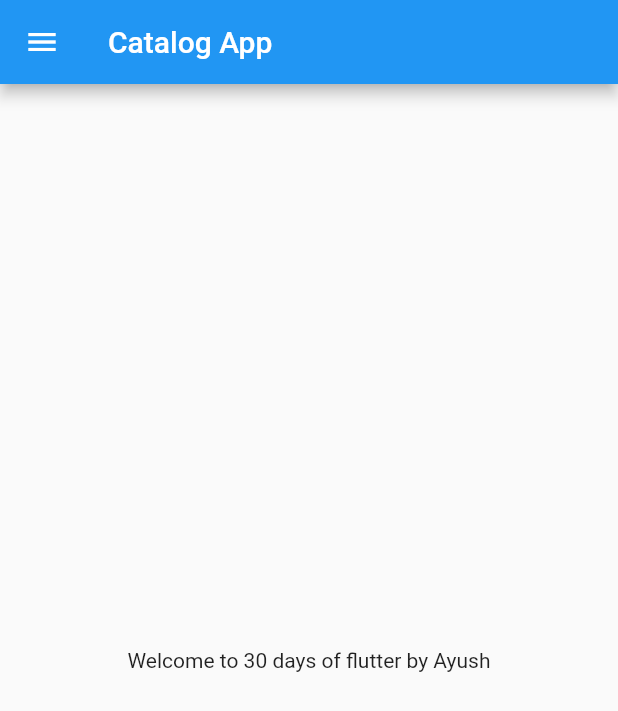
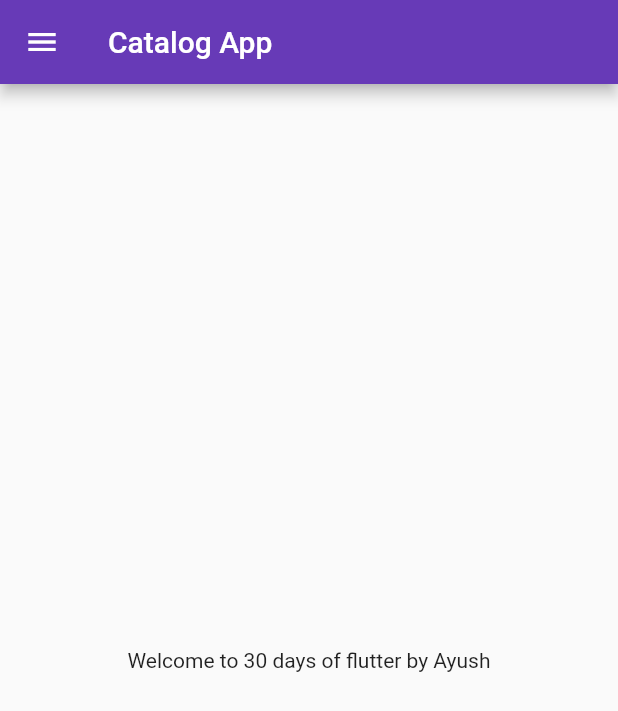
Before and after one commit to ayushjain27/30_days_of_flutter, a Flutter app: the screen it shows after launch, on a phone screen of 412 x 824 dp. Shown: the top 711 px of the screen. Run offline on Flutter 3.47's test engine with Material 2 defaults, Android fonts, the phone set to English and light mode, and no system bars.

Commit message:
Day 3 completed

```diff
--- a/lib/main.dart
+++ b/lib/main.dart
@@ -1,5 +1,6 @@
 import 'package:flutter/material.dart';
-import 'package:flutter_catalogue/home_page.dart';
+import 'package:flutter_catalogue/pages/home_page.dart';
+import 'package:flutter_catalogue/pages/login_page.dart';
 
 void main() {
   runApp(MyApp());
@@ -9,7 +10,17 @@
   @override
   Widget build(BuildContext context) {
     return MaterialApp(
-      home: HomePage(),
+      // home: HomePage(),
+      themeMode: ThemeMode.light,
+      theme: ThemeData(primarySwatch: Colors.deepPurple),
+      darkTheme: ThemeData(
+        brightness: Brightness.dark,
+      ),
+      initialRoute: "/home",
+      routes: {
+        "/": (context) => HomePage(),
+        "/Login": (context) => LoginPage()
+      },
     );
   }
 }
```
Also changed, not shown: lib/pages/login_page.dart (added, +19 -0 lines), lib/pages/home_page.dart (indentation only).
